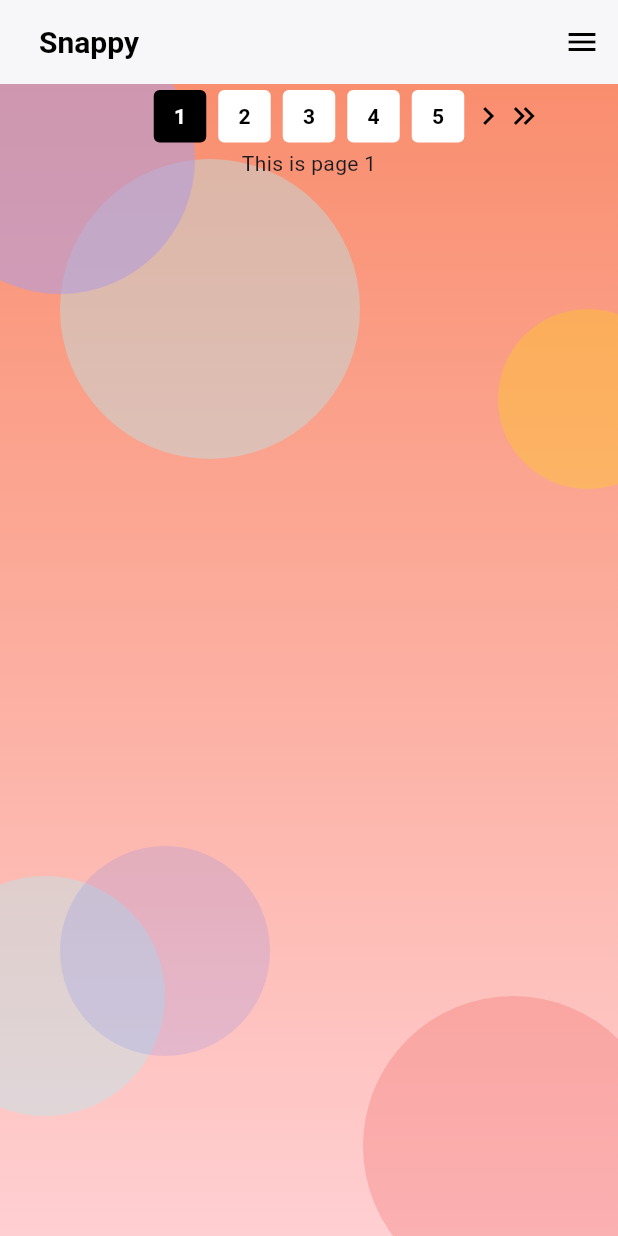
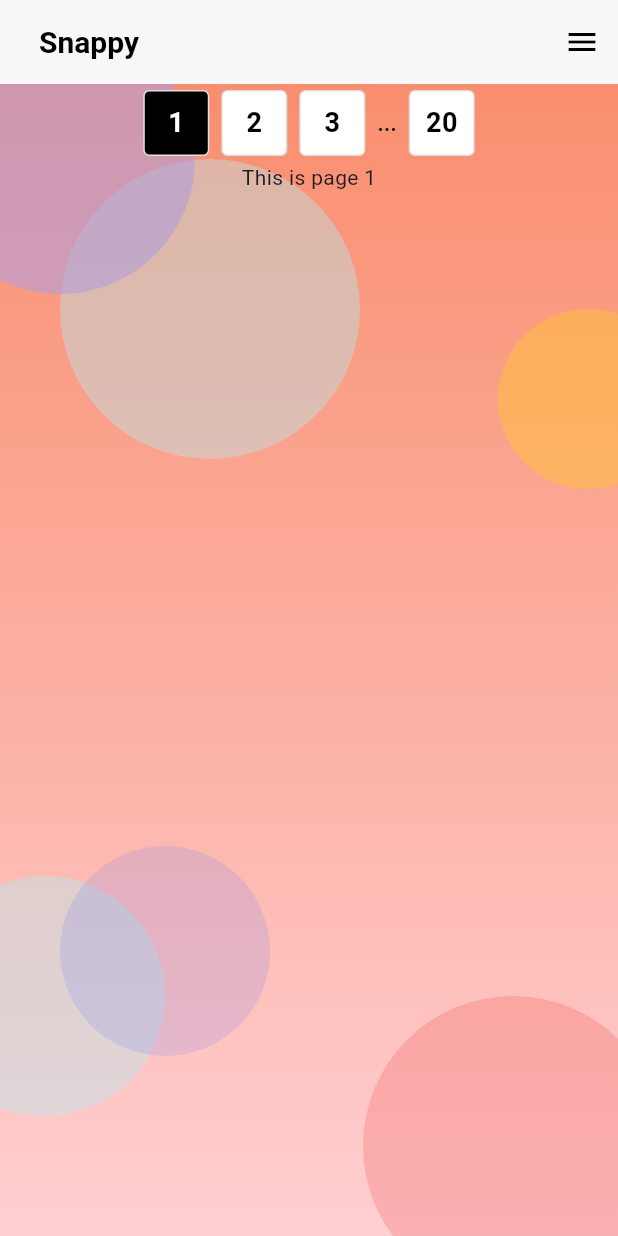
Before and after one commit to suke-0612/SNAPPY, a Flutter app: the screen it shows after launch, on a phone screen of 412 x 824 dp. Run offline on Flutter 3.47's test engine with Material 3 defaults, Android fonts, the phone set to English and light mode, and no system bars.

Commit message:
add:dots_to_pagination

```diff
--- a/lib/components/pagination.dart
+++ b/lib/components/pagination.dart
@@ -19,70 +19,90 @@ class Pagination extends StatelessWidget {
       child: Row(
         mainAxisAlignment: MainAxisAlignment.center,
         children: [
-          // 先頭のページに戻るボタン
-          if (currentPage > 1) ...[
-            GestureDetector(
-              onTap: () => onPageChanged(1),
-              child: const Icon(
-                Icons.keyboard_double_arrow_left,
-                color: Colors.black,
+          ..._buildPageNumbers(),
+        ],
       ),
-            ),
-            GestureDetector(
-              onTap: () => onPageChanged(currentPage - 1),
-              child: const Icon(
-                Icons.keyboard_arrow_left,
-                color: Colors.black,
-              ),
-            ),
-          ] else
-            const SizedBox(width: 48), // スペースを確保
+    );
+  }
 
-          // 数字のリスト
-          ...List.generate(totalPages, (index) {
-            final pageIndex = index + 1;
+  // 数字表示部
+  List<Widget> _buildPageNumbers() {
+    List<Widget> pages = [];
+
+    // 1ページ目を表示
+    pages.add(_buildPageButton(1));
+
+    // 1ページ目と現在のページ範囲の間に省略記号が必要か
+    if (currentPage > 3) {
+      pages.add(_buildEllipsis());
+    }
+
+    // 現在のページの前後1ページを表示
+    int start = (currentPage - 1).clamp(2, totalPages - 1);
+    int end = (currentPage + 1).clamp(2, totalPages - 1);
+
+    if (currentPage >= totalPages - 1) {
+      pages.add(_buildPageButton(currentPage - 2));
+    }
+
+    for (int i = start; i <= end; i++) {
+      if (i != 1 && i != totalPages) {
+        pages.add(_buildPageButton(i));
+      }
+    }
+
+    if (currentPage <= 2) {
+      pages.add(_buildPageButton(currentPage + 2));
+    }
+
+    // 現在のページ範囲と最後のページの間に省略記号が必要か
+    if (currentPage < totalPages - 2) {
+      pages.add(_buildEllipsis());
+    }
+
+    // 最後のページを表示（1ページより多い場合）
+    if (totalPages > 1) {
+      pages.add(_buildPageButton(totalPages));
+    }
+
+    return pages;
+  }
+
+  Widget _buildPageButton(int pageNumber) {
     return GestureDetector(
-              onTap: () => onPageChanged(pageIndex),
+      onTap: () => onPageChanged(pageNumber),
       child: Container(
         margin: const EdgeInsets.symmetric(horizontal: 4.0),
-                width: 35,
-                height: 35,
+        width: 44,
+        height: 44,
         alignment: Alignment.center,
         decoration: BoxDecoration(
-                  color: currentPage == pageIndex ? Colors.black : Colors.white,
+          color: currentPage == pageNumber ? Colors.black : Colors.white,
           borderRadius: BorderRadius.circular(4.0),
+          border: Border.all(color: Colors.grey[300]!),
         ),
         child: Text(
-                  '$pageIndex',
+          '$pageNumber',
           style: TextStyle(
-                    color:
-                        currentPage == pageIndex ? Colors.white : Colors.black,
+            color: currentPage == pageNumber ? Colors.white : Colors.black,
             fontWeight: FontWeight.bold,
+            fontSize: 18,
           ),
         ),
       ),
     );
-          }),
+  }
 
-          // 次のページに進むボタン
-          if (currentPage < totalPages) ...[
-            GestureDetector(
-              onTap: () => onPageChanged(currentPage + 1),
-              child: const Icon(
-                Icons.keyboard_arrow_right,
+  Widget _buildEllipsis() {
+    return Container(
+      margin: const EdgeInsets.symmetric(horizontal: 4.0),
+      alignment: Alignment.center,
+      child: const Text(
+        '...',
+        style: TextStyle(
           color: Colors.black,
+          fontWeight: FontWeight.bold,
         ),
-            ),
-            GestureDetector(
-              onTap: () => onPageChanged(totalPages),
-              child: const Icon(
-                Icons.keyboard_double_arrow_right,
-                color: Colors.black,
-              ),
-            ),
-          ] else
-            const SizedBox(width: 48), // スペースを確保
-        ],
       ),
     );
   }
--- a/lib/pages/home.dart
+++ b/lib/pages/home.dart
@@ -9,9 +9,10 @@ class Home extends StatefulWidget {
 }
 
 class _HomeState extends State<Home> {
-  int currentPage = 1;
-  int totalPages = 5;
+  int currentPage = 1; // 最初のページ番号
+  int totalPages = 20; // そうページ数
 
+  //currentPageを引数の値に更新する関数．
   void _onPageChanged(int page) {
     setState(() {
       currentPage = page;
```
Lines whose indentation alone changed are shown as unchanged.
